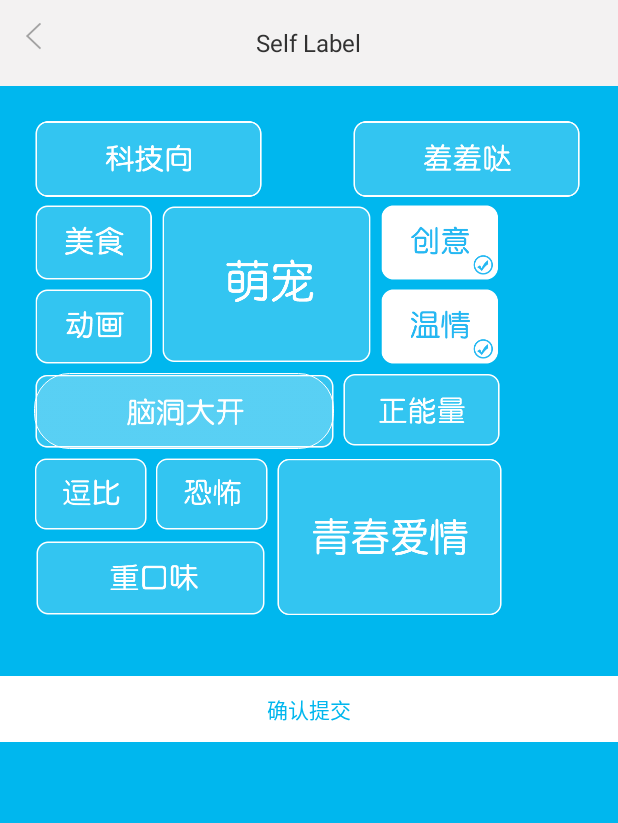
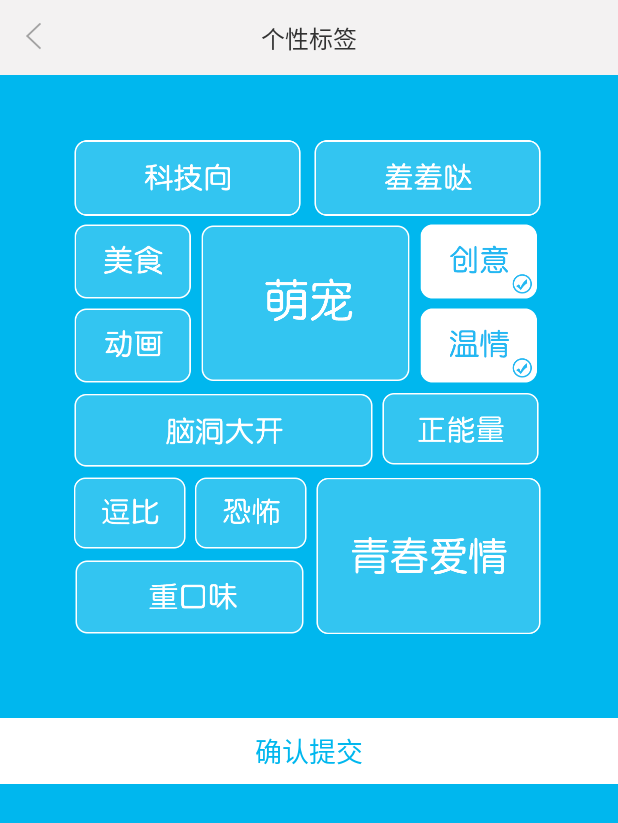
Before and after one commit to ZCXL/FreeTime, an Android app: the SelfLabel screen opened directly, with no data from a screen before it, after a tap on an icon or button, on a phone screen of 412 x 824 dp. Shown: the top 823 px of the screen. Run offline under Robolectric (Android 15) with nearby library versions, the phone set to English and light mode, and no system bars; 1 other tap on this screen came first.

Commit message:
2015-7.27--16:18

```diff
--- a/app/src/main/java/com/zhuchao/freetime/SelfLabel.java
+++ b/app/src/main/java/com/zhuchao/freetime/SelfLabel.java
@@ -4,7 +4,6 @@ import android.app.Activity;
 import android.os.Bundle;
 import android.os.Handler;
 import android.os.Message;
-import android.util.Log;
 import android.view.View;
 import android.view.Window;
 import android.widget.Button;
@@ -159,10 +158,10 @@ public class SelfLabel extends Activity implements View.OnClickListener,Runnable
                 break;
             case R.id.mine_self_label_soft_hearted_button:
                 if(!isCheck[8]) {
-                    softhearted.setImageResource(R.drawable.mine_self_label_softhearted_button_checked);
+                    softhearted.setImageResource(R.drawable.mine_self_label_soft_hearted_button_checked);
                     isCheck[8]=true;
                 }else {
-                    softhearted.setImageResource(R.drawable.mine_self_label_softhearted_button);
+                    softhearted.setImageResource(R.drawable.mine_self_label_soft_hearted_button);
                     isCheck[8]=false;
                 }
                 break;
@@ -340,9 +339,9 @@ public class SelfLabel extends Activity implements View.OnClickListener,Runnable
                 break;
             case 8:
                 if(isCheck[8]) {
-                    softhearted.setImageResource(R.drawable.mine_self_label_softhearted_button_checked);
+                    softhearted.setImageResource(R.drawable.mine_self_label_soft_hearted_button_checked);
                 }else {
-                    softhearted.setImageResource(R.drawable.mine_self_label_softhearted_button);
+                    softhearted.setImageResource(R.drawable.mine_self_label_soft_hearted_button);
                 }
                 break;
             case 9:
--- a/app/src/main/res/layout/activity_time_machine.xml
+++ b/app/src/main/res/layout/activity_time_machine.xml
@@ -7,7 +7,7 @@
     <RelativeLayout
         android:id="@+id/mine_my_collection_title_bar"
         android:layout_width="fill_parent"
-        android:layout_height="57dp"
+        android:layout_height="50dp"
         android:background="#f3f2f2"
         >
         <ImageView
--- a/app/src/main/res/layout/main_framelayout_top_hot.xml
+++ b/app/src/main/res/layout/main_framelayout_top_hot.xml
@@ -12,16 +12,17 @@
             android:layout_width="wrap_content"
             android:layout_height="wrap_content"
             android:layout_centerInParent="true"
-            android:text="Top Hot"
+            android:text="最新"
             android:textSize="@dimen/main_top_hot_TextView_textSize"
             android:textColor="#7a7b7c"/>
-        <ImageView
+      <!--  <ImageView
             android:layout_width="@dimen/main_top_hot_ImageView_layout_width"
             android:layout_height="@dimen/main_top_hot_ImageView_layout_height"
             android:layout_centerVertical="true"
             android:layout_alignParentRight="true"
             android:layout_marginRight="@dimen/main_top_hot_ImageView_layout_marginRight"
             android:src="@drawable/top_hot_choose_button"/>
+          -->
     </RelativeLayout>
     <view_rewrite.PullToRefreshView
         android:id="@+id/pull_to_refresh"
--- a/app/src/main/res/layout/main_framelayout_zero_time.xml
+++ b/app/src/main/res/layout/main_framelayout_zero_time.xml
@@ -31,7 +31,7 @@
         android:paddingLeft="@dimen/main_TextView1_paddingLeft"
         android:paddingRight="@dimen/main_TextView1_paddingRight"
         android:textSize="@dimen/main_TextView1_textSize"
-        android:text="测试描述测试描述测试描述测试描述测试描述测试描述测试描述测试描述"/>
+        android:text="网速不给力哦~加载不出来呢！"/>
 
     <TextView
         android:id="@+id/main_zero_time_movie_size"
@@ -41,7 +41,7 @@
         android:layout_marginTop="@dimen/main_TextView2_layout_marginTop"
         android:layout_alignParentLeft="true"
         android:layout_marginLeft="@dimen/main_TextView2_layout_marginLeft"
-        android:text="File Size:123M"
+        android:text="影片大小:123M"
         android:textSize="@dimen/main_TextView2_textSize"
         android:textColor="#b3b3b3"/>
     <ImageView
--- a/app/src/main/res/layout/mine_message_notification.xml
+++ b/app/src/main/res/layout/mine_message_notification.xml
@@ -8,7 +8,7 @@
     <RelativeLayout
         android:id="@+id/mine_my_collection_title_bar"
         android:layout_width="fill_parent"
-        android:layout_height="47.44dp"
+        android:layout_height="50dp"
         android:background="#f3f2f2"
         >
         <ImageView
--- a/app/src/main/res/layout/mine_my_collection.xml
+++ b/app/src/main/res/layout/mine_my_collection.xml
@@ -9,7 +9,7 @@
     <RelativeLayout
         android:id="@+id/mine_my_collection_title_bar"
         android:layout_width="fill_parent"
-        android:layout_height="57dp"
+        android:layout_height="50dp"
         android:background="#f3f2f2"
         >
         <ImageView
@@ -25,7 +25,7 @@
             android:layout_width="wrap_content"
             android:layout_height="wrap_content"
             android:layout_centerInParent="true"
-            android:text="Collections"
+            android:text="我的收藏"
             android:textSize="16sp"
             android:layout_marginTop="13dp"
             android:layout_marginBottom="13dp"
--- a/app/src/main/res/layout/mine_self_label.xml
+++ b/app/src/main/res/layout/mine_self_label.xml
@@ -8,7 +8,7 @@
     <RelativeLayout
         android:id="@+id/setting_title_bar"
         android:layout_width="fill_parent"
-        android:layout_height="57dp"
+        android:layout_height="50dp"
         android:background="#f3f2f2"
         >
         <ImageView
@@ -23,7 +23,7 @@
             android:layout_width="wrap_content"
             android:layout_height="wrap_content"
             android:layout_centerInParent="true"
-            android:text="Self Label"
+            android:text="个性标签"
             android:textSize="16sp"
             android:layout_marginTop="13dp"
             android:layout_marginBottom="13dp"
@@ -31,32 +31,29 @@
     </RelativeLayout>
     <RelativeLayout
         android:layout_width="wrap_content"
-        android:layout_height="wrap_content">
+        android:layout_height="wrap_content"
+        android:layout_marginTop="43dp"
+        android:layout_gravity="center_horizontal"
+        >
         <view_rewrite.PressImage
             android:id="@+id/mine_self_label_science_button"
             android:layout_width="154.6dp"
             android:layout_height="50.66dp"
-            android:layout_marginLeft="22.66dp"
-            android:layout_marginTop="23dp"
             android:src="@drawable/mine_self_label_science_button"
             />
         <view_rewrite.PressImage
             android:id="@+id/mine_self_label_shy_button"
             android:layout_width="154.6dp"
             android:layout_height="50.66dp"
-            android:layout_alignParentRight="true"
-            android:layout_marginRight="22.66dp"
-            android:layout_marginTop="23dp"
+            android:layout_toRightOf="@+id/mine_self_label_science_button"
+            android:layout_marginLeft="5dp"
             android:src="@drawable/mine_self_label_shy_button"/>
-    </RelativeLayout>
-    <RelativeLayout
-        android:layout_width="wrap_content"
-        android:layout_height="wrap_content">
+
         <view_rewrite.PressImage
             android:id="@+id/mine_self_label_food_button"
             android:layout_width="79.66dp"
             android:layout_height="50.66dp"
-            android:layout_marginLeft="22.66dp"
+            android:layout_below="@+id/mine_self_label_science_button"
             android:layout_marginTop="5dp"
             android:src="@drawable/mine_self_label_food_button"
             />
@@ -64,14 +61,15 @@
             android:id="@+id/mine_self_label_animation_button"
             android:layout_width="79.66dp"
             android:layout_height="50.66dp"
-            android:layout_marginLeft="22.66dp"
             android:layout_below="@+id/mine_self_label_food_button"
             android:layout_marginTop="5dp"
-            android:src="@drawable/mine_self_label_animation_button"/>
+            android:src="@drawable/mine_self_label_animation_button"
+            />
         <view_rewrite.PressImage
             android:id="@+id/mine_self_label_pet_button"
             android:layout_width="140.66dp"
             android:layout_height="106.33dp"
+            android:layout_below="@+id/mine_self_label_science_button"
             android:layout_marginTop="5dp"
             android:layout_toRightOf="@+id/mine_self_label_food_button"
             android:layout_marginLeft="5dp"
@@ -81,9 +79,10 @@
             android:id="@+id/mine_self_label_creative_button"
             android:layout_width="79.66dp"
             android:layout_height="50.66dp"
+            android:layout_below="@+id/mine_self_label_science_button"
+            android:layout_marginTop="5dp"
             android:layout_toRightOf="@+id/mine_self_label_pet_button"
             android:layout_marginLeft="5dp"
-            android:layout_marginTop="5dp"
             android:src="@drawable/mine_self_label_creative_button"
             />
         <view_rewrite.PressImage
@@ -94,39 +93,32 @@
             android:layout_marginLeft="5dp"
             android:layout_below="@+id/mine_self_label_creative_button"
             android:layout_marginTop="5dp"
-            android:src="@drawable/mine_self_label_softhearted_button"
+            android:src="@drawable/mine_self_label_soft_hearted_button"
             />
-    </RelativeLayout>
-    <RelativeLayout
-        android:layout_width="wrap_content"
-        android:layout_height="wrap_content">
+
         <view_rewrite.PressImage
             android:id="@+id/mine_self_label_odd_idea_button"
             android:layout_width="200.33dp"
             android:layout_height="50.66dp"
-            android:layout_marginLeft="22.66dp"
+            android:layout_below="@+id/mine_self_label_animation_button"
             android:layout_marginTop="5dp"
-            android:background="@drawable/mine_self_label"
             android:src="@drawable/mine_self_label_odd_idea_button"
             />
         <view_rewrite.PressImage
             android:id="@+id/mine_self_label_positive_energy_button"
             android:layout_width="106.33dp"
             android:layout_height="50.33dp"
+            android:layout_below="@+id/mine_self_label_soft_hearted_button"
             android:layout_marginTop="5dp"
             android:layout_toRightOf="@+id/mine_self_label_odd_idea_button"
             android:layout_marginLeft="5dp"
             android:src="@drawable/mine_self_label_positive_energy_button"
             />
-    </RelativeLayout>
-    <RelativeLayout
-        android:layout_width="wrap_content"
-        android:layout_height="wrap_content">
         <view_rewrite.PressImage
             android:id="@+id/mine_self_label_fun_button"
             android:layout_width="75.33dp"
             android:layout_height="50.33dp"
-            android:layout_marginLeft="22.66dp"
+            android:layout_below="@+id/mine_self_label_odd_idea_button"
             android:layout_marginTop="5dp"
             android:src="@drawable/mine_self_label_fun_button"
             />
@@ -136,13 +128,14 @@
             android:layout_height="50.33dp"
             android:layout_toRightOf="@+id/mine_self_label_fun_button"
             android:layout_marginLeft="5dp"
+            android:layout_below="@+id/mine_self_label_odd_idea_button"
             android:layout_marginTop="5dp"
             android:src="@drawable/mine_self_label_terrify_button"/>
+        />
         <view_rewrite.PressImage
             android:id="@+id/mine_self_label_heavy_taste_button"
             android:layout_width="155.6dp"
             android:layout_height="50.33dp"
-            android:layout_marginLeft="22.66dp"
             android:layout_below="@+id/mine_self_label_fun_button"
             android:layout_marginTop="5dp"
             android:src="@drawable/mine_self_label_heavy_taste_button"
@@ -151,18 +144,19 @@
             android:id="@+id/mine_self_label_love_button"
             android:layout_width="151.66dp"
             android:layout_height="106dp"
+            android:layout_below="@+id/mine_self_label_odd_idea_button"
             android:layout_marginTop="5dp"
             android:layout_toRightOf="@+id/mine_self_label_terrify_button"
             android:layout_marginLeft="5dp"
-            android:src="@drawable/mine_self_label_love_button"
-            />
+            android:src="@drawable/mine_self_label_love_button"/>
     </RelativeLayout>
     <Button
         android:id="@+id/mine_self_label_confirm_button"
         android:layout_width="match_parent"
         android:layout_height="44.33dp"
-        android:layout_marginTop="40dp"
+        android:layout_marginTop="55dp"
         android:background="@android:color/white"
         android:textColor="#00b7ee"
+        android:textSize="18sp"
         android:text="确认提交"/>
 </LinearLayout>
--- a/app/src/main/res/layout/mine_time_machine_page_5.xml
+++ b/app/src/main/res/layout/mine_time_machine_page_5.xml
@@ -32,7 +32,7 @@
         android:layout_centerHorizontal="true"
         android:src="@drawable/time_machine_page_5_word_2"/>
 
-    <ImageView
+   <!-- <ImageView
         android:layout_width="34dp"
         android:layout_height="34dp"
         android:src="@drawable/down_arrow"
@@ -40,4 +40,5 @@
         android:layout_alignParentBottom="true"
         android:layout_marginBottom="13dp"
         />
+        -->
 </RelativeLayout>
--- a/app/src/main/res/layout/setting_join_us.xml
+++ b/app/src/main/res/layout/setting_join_us.xml
@@ -23,7 +23,7 @@
             android:layout_width="wrap_content"
             android:layout_height="wrap_content"
             android:layout_centerInParent="true"
-            android:text="Join in us"
+            android:text="加入我们"
             android:textSize="@dimen/setting_join_us_TextView_textSize"
             android:layout_marginTop="@dimen/setting_join_us_TextView_layout_marginTop"
             android:layout_marginBottom="@dimen/setting_join_us_TextView_layout_marginBottom"
--- a/app/src/main/res/layout/top_hot_details.xml
+++ b/app/src/main/res/layout/top_hot_details.xml
@@ -9,7 +9,7 @@
     <RelativeLayout
         android:id="@+id/top_hot_detail_title_bar"
         android:layout_width="fill_parent"
-        android:layout_height="47.66dp"
+        android:layout_height="50dp"
         android:background="#f3f2f2"
         android:gravity="top">
         <ImageView
```
Also changed, not shown: app/src/main/java/fragment/ZeroTimeFragment.java (+8 -6 lines), app/src/main/res/layout/main_framelayout_mine.xml (+8 -7 lines), app/src/main/res/layout/setting.xml (+11 -9 lines), app/src/main/res/layout/setting_problem_feedback.xml (+9 -7 lines), app/src/main/res/values/dimens.xml (+5 -5 lines), app/src/main/res/drawable-hdpi/mine_self_label_soft_hearted_button.png (renamed from app/src/main/res/drawable-hdpi/mine_self_label_softhearted_button.png), app/src/main/res/drawable-hdpi/mine_self_label_soft_hearted_button_checked.png (renamed from app/src/main/res/drawable-hdpi/mine_self_label_softhearted_button_checked.png).
